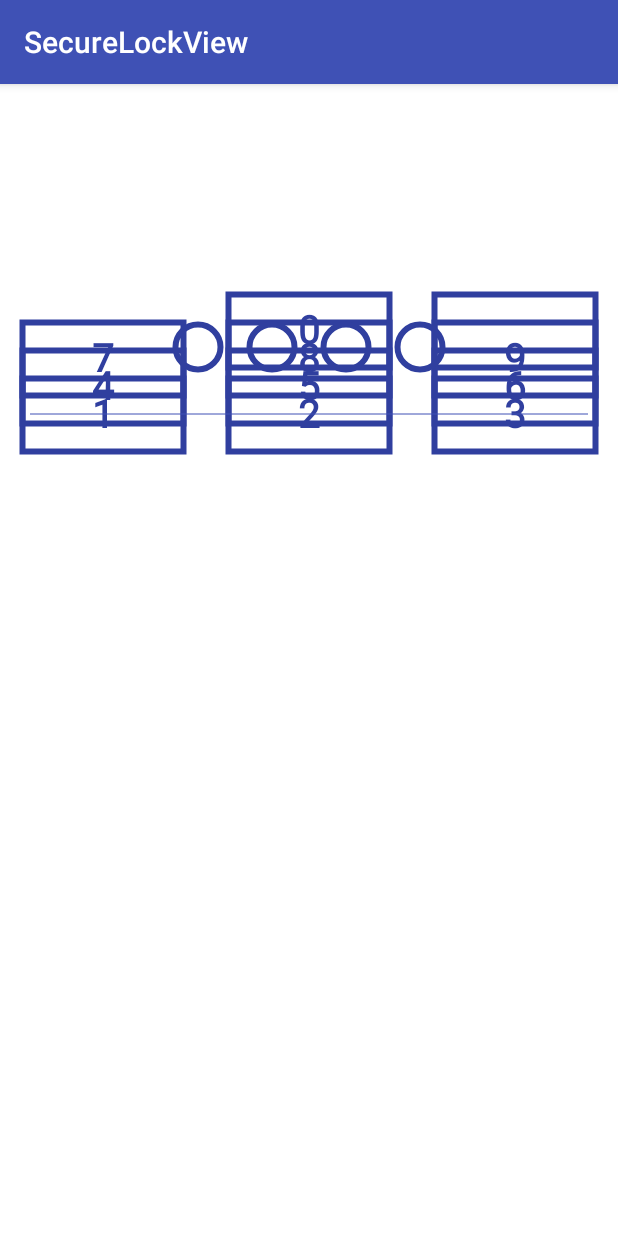
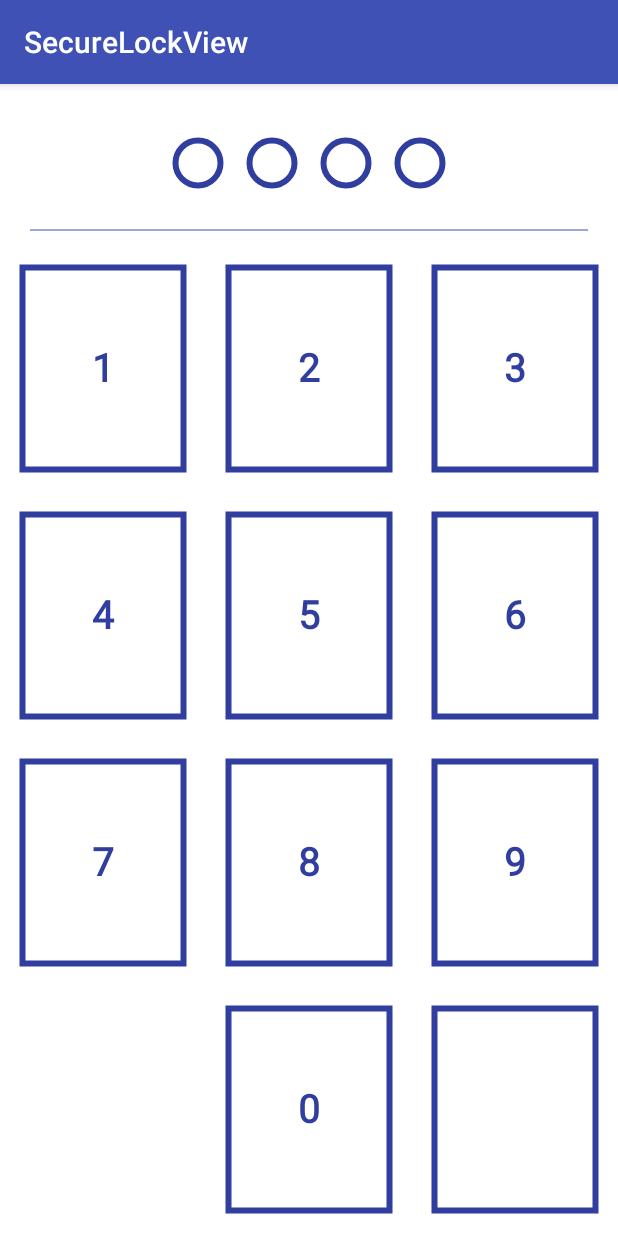
Before and after one commit to kevalpatel2106/PasscodeView, an Android app: the screen it shows after launch (MainActivity), on a phone screen of 412 x 824 dp. Run offline under Robolectric (Android 15) with nearby library versions, the phone set to English and light mode, and no system bars.

Commit message:
Fixing key box size issue

```diff
--- a/passcodeview/src/main/AndroidManifest.xml
+++ b/passcodeview/src/main/AndroidManifest.xml
@@ -2,5 +2,5 @@
 <manifest xmlns:android="http://schemas.android.com/apk/res/android"
           package="com.kevalpatel.passcodeview">
 
-    <android:uses-permission-sdk-23 name="android.permission.USE_FINGERPRINT"/>
+    <uses-permission-sdk-23 android:name="android.permission.USE_FINGERPRINT"/>
 </manifest>
--- a/passcodeview/src/main/java/com/kevalpatel/passcodeview/pinView/KeyBox.java
+++ b/passcodeview/src/main/java/com/kevalpatel/passcodeview/pinView/KeyBox.java
@@ -27,8 +27,8 @@ class KeyBox {
     static final int KEY_TYPE_CIRCLE = 0;
     static final int KEY_TYPE_RECT = 1;
 
-    private static final float KEY_BOARD_TOP_WEIGHT = 0.3F;
-    private static final float KEY_BOARD_BOTTOM_WEIGHT = 0.8F;
+    private static final float KEY_BOARD_TOP_WEIGHT = 0.14F;
+    private static final float KEY_BOARD_BOTTOM_WEIGHT = 0.18F;
     private static final String[] KEY_VALUES = new String[]{"1", "4", "7", "", "2", "5", "8", "0", "3", "6", "9", "-1"};
 
     private ArrayList<Key> mKeys;
@@ -74,7 +74,8 @@ class KeyBox {
         mKeyBoxBound.left = mIsOneHandOperation ? (int) (rootViewBound.width() * 0.3) : 0;
         mKeyBoxBound.right = rootViewBound.width();
         mKeyBoxBound.top = (int) (rootViewBound.top + (rootViewBound.height() * KEY_BOARD_TOP_WEIGHT));
-        mKeyBoxBound.bottom = (int) (rootViewBound.bottom - (rootViewBound.height() * KEY_BOARD_BOTTOM_WEIGHT));
+        mKeyBoxBound.bottom = (int) (rootViewBound.height() -
+                (FingerPrintUtils.isFingerPrintEnrolled(mContext) ? rootViewBound.height() * KEY_BOARD_BOTTOM_WEIGHT : 0));
 
         float singleKeyHeight = mKeyBoxBound.height() / Defaults.NO_OF_ROWS;
         float singleKeyWidth = mKeyBoxBound.width() / Defaults.NO_OF_COLUMNS;
--- a/passcodeview/src/main/java/com/kevalpatel/passcodeview/pinView/PinView.java
+++ b/passcodeview/src/main/java/com/kevalpatel/passcodeview/pinView/PinView.java
@@ -179,7 +179,6 @@ public class PinView extends View {
     }
 
     private void drawDivider(Canvas canvas) {
-        Log.d("Divider bound", mDividerBound.toString());
         canvas.drawLine(mDividerBound.left,
                 mDividerBound.top,
                 mDividerBound.right,
@@ -199,7 +198,7 @@ public class PinView extends View {
         measureDivider();
         measureIndicators();
 
-        setMeasuredDimension(mRootViewBound.width(), mRootViewBound.height());
+        setMeasuredDimension(widthMeasureSpec,heightMeasureSpec);
         super.onMeasure(widthMeasureSpec, heightMeasureSpec);
     }
 
```
